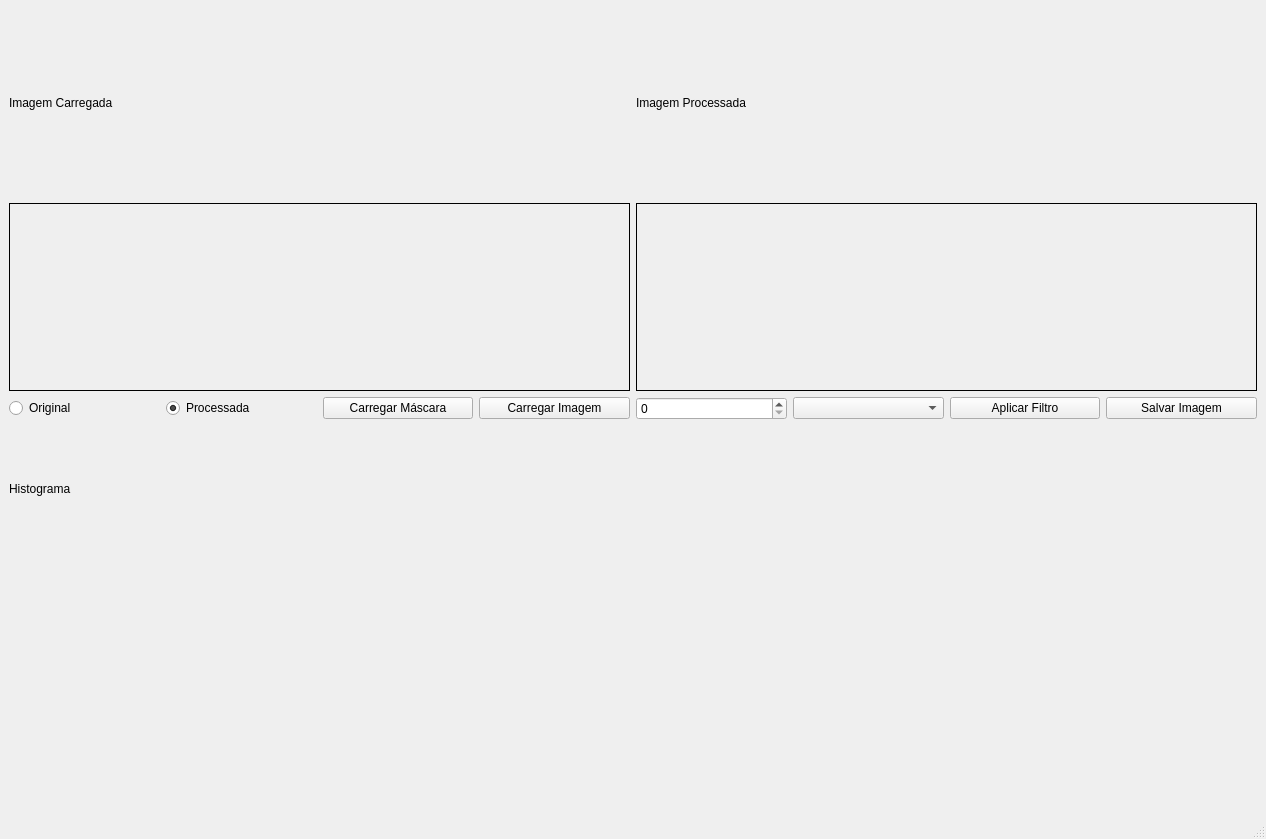
Above: mainwindow.ui from Salieriry/pdi-qt before the change. Below: the same form after it.
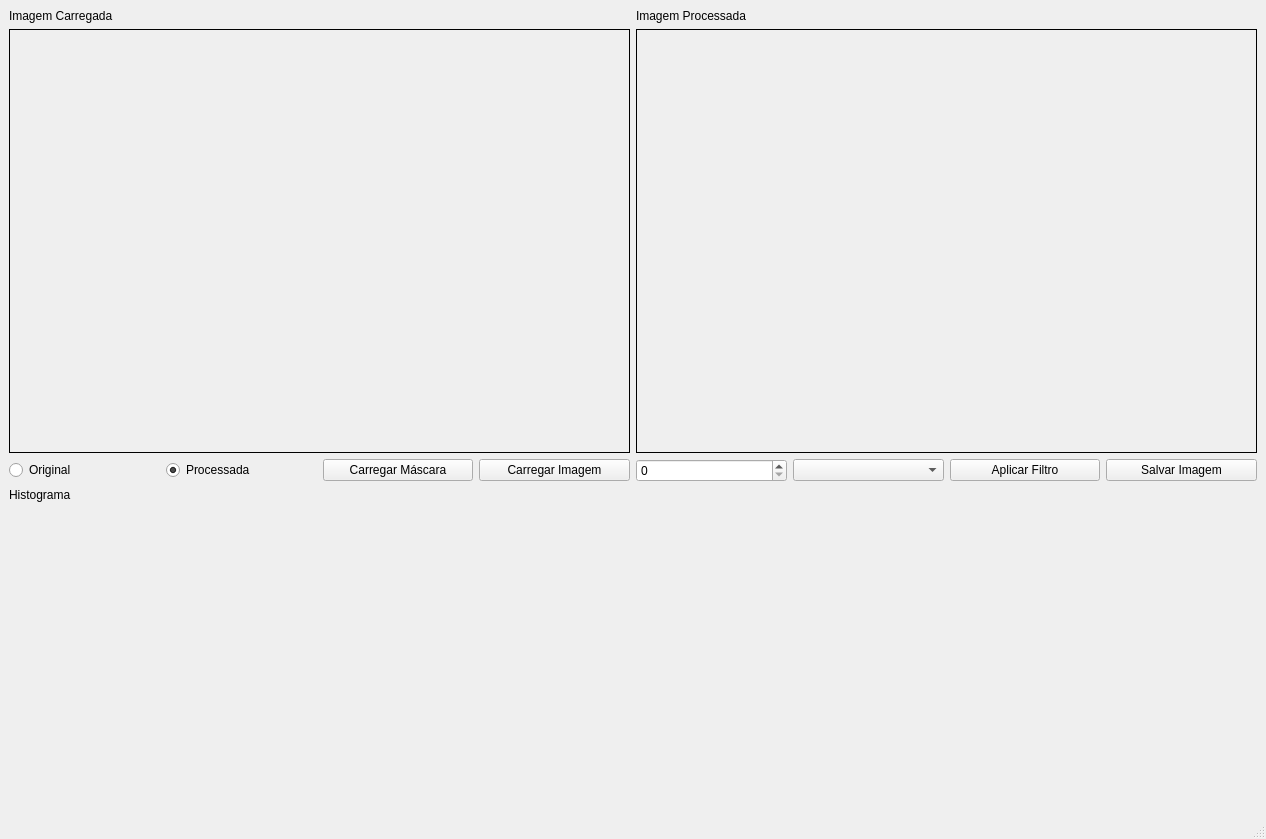
That is the form after the change.

Commit message: Refeita a organiação do layout da tela

The edit to the form file:
```diff
--- a/mainwindow.ui
+++ b/mainwindow.ui
@@ -16,7 +16,7 @@
   <widget class="QWidget" name="centralwidget">
    <layout class="QVBoxLayout" name="verticalLayout_4">
     <item>
-     <layout class="QHBoxLayout" name="horizontalLayout">
+     <layout class="QHBoxLayout" name="horizontalLayout" stretch="1,1">
       <item>
        <layout class="QVBoxLayout" name="verticalLayout">
         <item>
@@ -28,6 +28,18 @@
         </item>
         <item>
          <widget class="QLabel" name="labelOriginal">
+          <property name="sizePolicy">
+           <sizepolicy hsizetype="Ignored" vsizetype="Expanding">
+            <horstretch>0</horstretch>
+            <verstretch>0</verstretch>
+           </sizepolicy>
+          </property>
+          <property name="minimumSize">
+           <size>
+            <width>100</width>
+            <height>100</height>
+           </size>
+          </property>
           <property name="frameShape">
            <enum>QFrame::Shape::Box</enum>
           </property>
@@ -52,6 +64,18 @@
         </item>
         <item>
          <widget class="QLabel" name="labelProcessada">
+          <property name="sizePolicy">
+           <sizepolicy hsizetype="Ignored" vsizetype="Expanding">
+            <horstretch>0</horstretch>
+            <verstretch>0</verstretch>
+           </sizepolicy>
+          </property>
+          <property name="minimumSize">
+           <size>
+            <width>100</width>
+            <height>100</height>
+           </size>
+          </property>
           <property name="frameShape">
            <enum>QFrame::Shape::Box</enum>
           </property>
@@ -141,10 +165,16 @@
       </item>
       <item>
        <widget class="QWidget" name="containerHistograma" native="true">
+        <property name="sizePolicy">
+         <sizepolicy hsizetype="Ignored" vsizetype="Fixed">
+          <horstretch>0</horstretch>
+          <verstretch>0</verstretch>
+         </sizepolicy>
+        </property>
         <property name="minimumSize">
          <size>
           <width>0</width>
-          <height>250</height>
+          <height>300</height>
          </size>
         </property>
        </widget>
```
Left out of the diff: 14 changed lines with no effect on the pictures.
